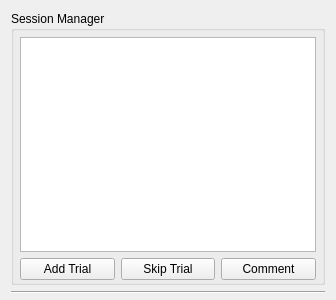
First picture: the form in score_behavior/score_session_manager_control_ui.ui, repository NeuroNetMem/score, before the edit.
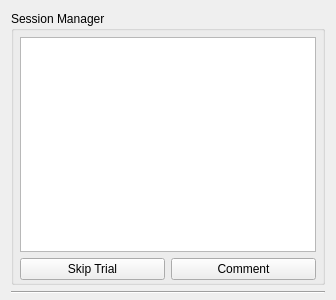
Second picture: the form after the edit.

Commit message: fixed add trial, and video mode

```diff
--- a/score_behavior/score_session_manager_control_ui.ui
+++ b/score_behavior/score_session_manager_control_ui.ui
@@ -74,13 +74,6 @@
          <property name="bottomMargin">
           <number>0</number>
          </property>
-         <item>
-          <widget class="QPushButton" name="addTrialButton">
-           <property name="text">
-            <string>Add Trial</string>
-           </property>
-          </widget>
-         </item>
          <item>
           <widget class="QPushButton" name="skipTrialButton">
            <property name="text">
```
The commit also changes 10 other files.
